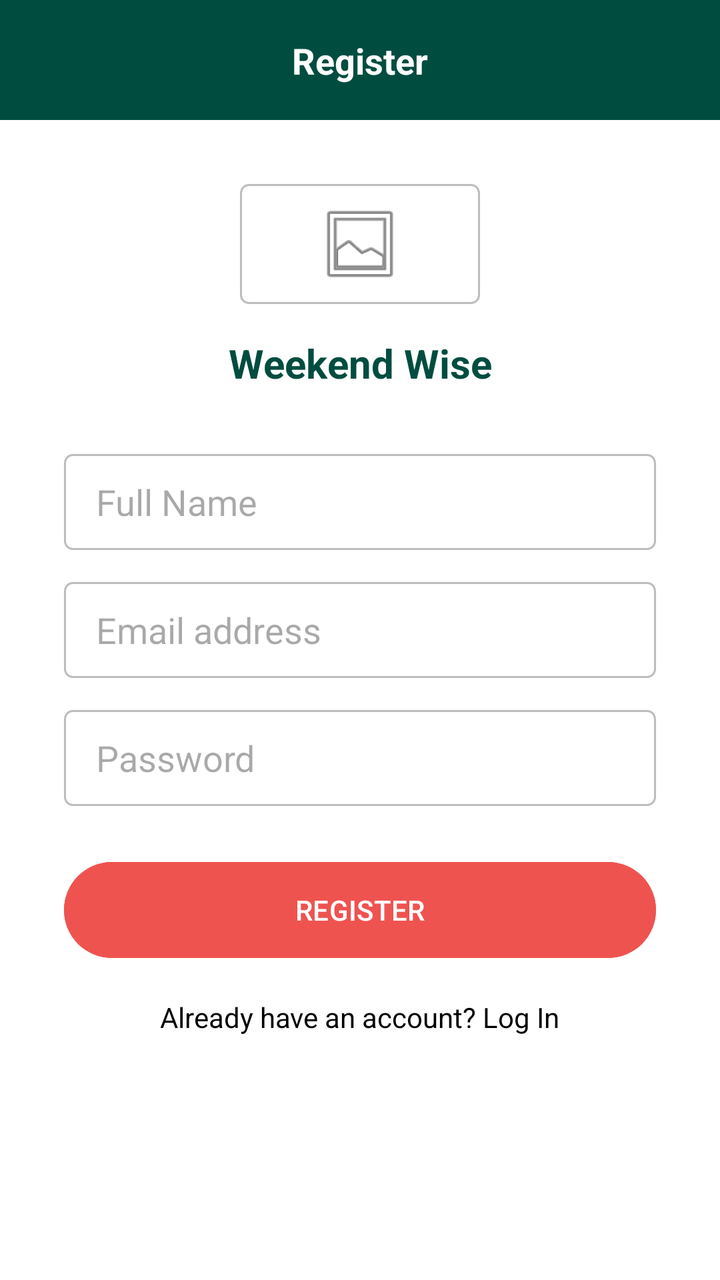
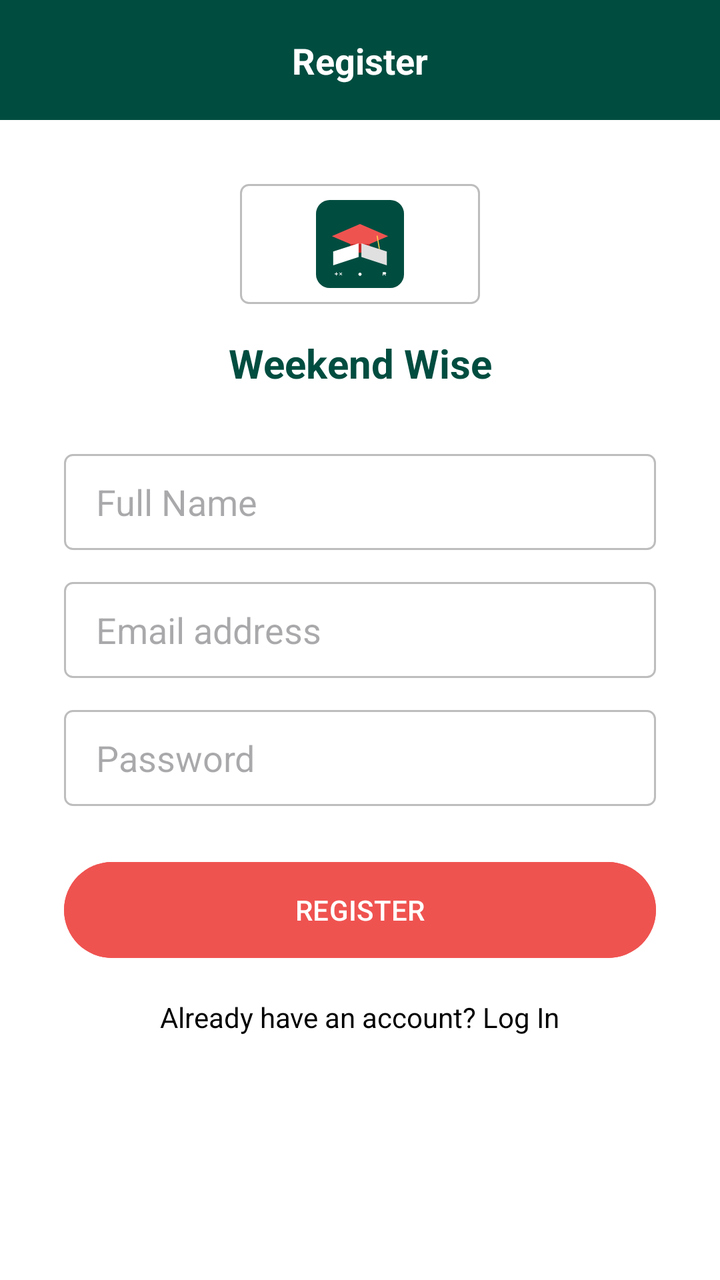

Screens rendered from an Android XML layout before and after an edit, with the pre-edit source and the edit as a unified diff.
<!-- AndroidManifest.xml: application theme Theme.WeekendWize -->
<!-- res/layout/activity_register.xml -->
<?xml version="1.0" encoding="utf-8"?>
<androidx.constraintlayout.widget.ConstraintLayout xmlns:android="http://schemas.android.com/apk/res/android"
    xmlns:app="http://schemas.android.com/apk/res-auto"
    xmlns:tools="http://schemas.android.com/tools"
    android:id="@+id/register_layout"
    android:layout_width="match_parent"
    android:layout_height="match_parent"
    android:background="@color/white"
    tools:context=".RegisterActivity">

    <View
        android:id="@+id/topBar"
        android:layout_width="0dp"
        android:layout_height="60dp"
        android:background="@color/primary_teal"
        app:layout_constraintEnd_toEndOf="parent"
        app:layout_constraintStart_toStartOf="parent"
        app:layout_constraintTop_toTopOf="parent" />

    <TextView
        android:id="@+id/tvRegisterTitle"
        android:layout_width="wrap_content"
        android:layout_height="wrap_content"
        android:text="Register"
        android:textColor="@color/white"
        android:textSize="18sp"
        android:textStyle="bold"
        app:layout_constraintBottom_toBottomOf="@+id/topBar"
        app:layout_constraintEnd_toEndOf="@+id/topBar"
        app:layout_constraintStart_toStartOf="@+id/topBar"
        app:layout_constraintTop_toTopOf="@+id/topBar" />

    <ImageView
        android:id="@+id/ivLogo"
        android:layout_width="120dp"
        android:layout_height="60dp"
        android:layout_marginTop="32dp"
        android:background="@drawable/edit_text_border"
        android:padding="8dp"
        android:src="@android:drawable/ic_menu_gallery"
        app:layout_constraintEnd_toEndOf="parent"
        app:layout_constraintStart_toStartOf="parent"
        app:layout_constraintTop_toBottomOf="@+id/topBar" />

    <TextView
        android:id="@+id/tvBrandName"
        android:layout_width="wrap_content"
        android:layout_height="wrap_content"
        android:layout_marginTop="16dp"
        android:text="@string/weekend_wise"
        android:textColor="@color/primary_teal"
        android:textSize="20sp"
        android:textStyle="bold"
        app:layout_constraintEnd_toEndOf="parent"
        app:layout_constraintStart_toStartOf="parent"
        app:layout_constraintTop_toBottomOf="@+id/ivLogo" />

    <EditText
        android:id="@+id/etFullName"
        android:layout_width="0dp"
        android:layout_height="48dp"
        android:layout_marginStart="32dp"
        android:layout_marginTop="32dp"
        android:layout_marginEnd="32dp"
        android:background="@drawable/edit_text_border"
        android:hint="Full Name"
        android:inputType="textPersonName"
        android:paddingStart="16dp"
        android:paddingEnd="16dp"
        app:layout_constraintEnd_toEndOf="parent"
        app:layout_constraintStart_toStartOf="parent"
        app:layout_constraintTop_toBottomOf="@+id/tvBrandName" />

    <EditText
        android:id="@+id/etEmail"
        android:layout_width="0dp"
        android:layout_height="48dp"
        android:layout_marginStart="32dp"
        android:layout_marginTop="16dp"
        android:layout_marginEnd="32dp"
        android:background="@drawable/edit_text_border"
        android:hint="@string/email_address"
        android:inputType="textEmailAddress"
        android:paddingStart="16dp"
        android:paddingEnd="16dp"
        app:layout_constraintEnd_toEndOf="parent"
        app:layout_constraintStart_toStartOf="parent"
        app:layout_constraintTop_toBottomOf="@+id/etFullName" />

    <EditText
        android:id="@+id/etPassword"
        android:layout_width="0dp"
        android:layout_height="48dp"
        android:layout_marginStart="32dp"
        android:layout_marginTop="16dp"
        android:layout_marginEnd="32dp"
        android:background="@drawable/edit_text_border"
        android:hint="@string/password"
        android:inputType="textPassword"
        android:paddingStart="16dp"
        android:paddingEnd="16dp"
        app:layout_constraintEnd_toEndOf="parent"
        app:layout_constraintStart_toStartOf="parent"
        app:layout_constraintTop_toBottomOf="@+id/etEmail" />

    <Button
        android:id="@+id/btnRegister"
        android:layout_width="0dp"
        android:layout_height="56dp"
        android:layout_marginStart="32dp"
        android:layout_marginTop="24dp"
        android:layout_marginEnd="32dp"
        android:backgroundTint="@color/login_button_red"
        android:text="REGISTER"
        android:textColor="@color/white"
        app:layout_constraintEnd_toEndOf="parent"
        app:layout_constraintStart_toStartOf="parent"
        app:layout_constraintTop_toBottomOf="@+id/etPassword" />

    <TextView
        android:id="@+id/tvLoginLink"
        android:layout_width="wrap_content"
        android:layout_height="wrap_content"
        android:layout_marginTop="16dp"
        android:text="Already have an account? Log In"
        android:textColor="@color/black"
        app:layout_constraintEnd_toEndOf="parent"
        app:layout_constraintStart_toStartOf="parent"
        app:layout_constraintTop_toBottomOf="@+id/btnRegister" />

</androidx.constraintlayout.widget.ConstraintLayout>
<!-- resources referenced by this layout -->
<resources>
  <color name="black">#FF000000</color>
  <color name="login_button_red">#EF5350</color>
  <color name="primary_teal">#004D40</color>
  <color name="white">#FFFFFFFF</color>
  <!-- drawable edit_text_border (drawable) -->
  <?xml version="1.0" encoding="utf-8"?>
  <shape xmlns:android="http://schemas.android.com/apk/res/android">
      <stroke android:width="1dp" android:color="@color/input_field_border" />
      <corners android:radius="4dp" />
      <solid android:color="@color/white" />
  </shape>
  <string name="email_address">Email address</string>
  <string name="password">Password</string>
  <string name="weekend_wise">Weekend Wise</string>
  <style name="Theme.WeekendWize" parent="Base.Theme.WeekendWize" />
  <color name="input_field_border">#BDBDBD</color>
  <style name="Base.Theme.WeekendWize" parent="Theme.Material3.DayNight.NoActionBar">
          
          
      </style>
</resources>

<!-- the commit's change to res/layout/activity_register.xml (unified diff, before → after) -->
@@ -21,7 +21,7 @@
         android:id="@+id/tvRegisterTitle"
         android:layout_width="wrap_content"
         android:layout_height="wrap_content"
-        android:text="Register"
+        android:text="@string/register_title"
         android:textColor="@color/white"
         android:textSize="18sp"
         android:textStyle="bold"
@@ -36,8 +36,9 @@
         android:layout_height="60dp"
         android:layout_marginTop="32dp"
         android:background="@drawable/edit_text_border"
+        android:contentDescription="@string/app_name"
         android:padding="8dp"
-        android:src="@android:drawable/ic_menu_gallery"
+        android:src="@drawable/ic_app_logo"
         app:layout_constraintEnd_toEndOf="parent"
         app:layout_constraintStart_toStartOf="parent"
         app:layout_constraintTop_toBottomOf="@+id/topBar" />
@@ -63,7 +64,7 @@
         android:layout_marginTop="32dp"
         android:layout_marginEnd="32dp"
         android:background="@drawable/edit_text_border"
-        android:hint="Full Name"
+        android:hint="@string/full_name"
         android:inputType="textPersonName"
         android:paddingStart="16dp"
         android:paddingEnd="16dp"
@@ -111,7 +112,7 @@
         android:layout_marginTop="24dp"
         android:layout_marginEnd="32dp"
         android:backgroundTint="@color/login_button_red"
-        android:text="REGISTER"
+        android:text="@string/register_button"
         android:textColor="@color/white"
         app:layout_constraintEnd_toEndOf="parent"
         app:layout_constraintStart_toStartOf="parent"
@@ -122,7 +123,7 @@
         android:layout_width="wrap_content"
         android:layout_height="wrap_content"
         android:layout_marginTop="16dp"
-        android:text="Already have an account? Log In"
+        android:text="@string/already_have_account"
         android:textColor="@color/black"
         app:layout_constraintEnd_toEndOf="parent"
         app:layout_constraintStart_toStartOf="parent"
<!-- resource entries referenced after the edit -->
@@ -11,8 +11,77 @@
       <corners android:radius="4dp" />
       <solid android:color="@color/white" />
   </shape>
+  <!-- drawable ic_app_logo (drawable) -->
+  <vector xmlns:android="http://schemas.android.com/apk/res/android"
+      android:width="256dp"
+      android:height="256dp"
+      android:viewportWidth="256"
+      android:viewportHeight="256">
+      
+      <path
+          android:fillColor="#004D40"
+          android:pathData="M40,0 L216,0 A40,40 0,0 1 256,40 L256,216 A40,40 0,0 1 216,256 L40,256 A40,40 0,0 1 0,216 L0,40 A40,40 0,0 1 40,0 Z" />
+  
+      
+      <path
+          android:fillColor="#EF5350"
+          android:pathData="M128,70 L210,105 L128,140 L46,105 Z" />
+      <path
+          android:fillColor="#C62828"
+          android:pathData="M100,128 L100,148 C100,155 156,155 156,148 L156,128 Z" />
+  
+      
+      <path
+          android:fillColor="#FFD54F"
+          android:pathData="M178,105 L184,140"
+          android:strokeColor="#FFD54F"
+          android:strokeWidth="3"
+          android:strokeLineCap="round"/>
+      <path
+          android:fillColor="#FFD54F"
+          android:pathData="M184,142 A4,4 0,1 1 183.9,142 Z" />
+  
+      
+      <path
+          android:fillColor="#FFFFFF"
+          android:pathData="M50,150 L124,126 L124,166 L50,190 Z" />
+      <path
+          android:fillColor="#E0E0E0"
+          android:pathData="M132,126 L206,150 L206,190 L132,166 Z" />
+  
+      
+      
+      
+      <path
+          android:fillColor="#FFFFFF"
+          android:pathData="M55,215 L63,215 M59,211 L59,219 M69,212 L75,218 M75,212 L69,218"
+          android:strokeColor="#FFFFFF"
+          android:strokeWidth="2"
+          android:strokeLineCap="round" />
+  
+      
+      <path
+          android:fillColor="#FFFFFF"
+          android:pathData="M128,212 A4,4 0,1 0 128,220 A4,4 0,1 0 128,212 Z"
+          android:strokeColor="#FFFFFF"
+          android:strokeWidth="1.5" />
+  
+      
+      <path
+          android:fillColor="#FFFFFF"
+          android:pathData="M195,211 L201,211 C204,211 204,215 201,215 L195,215 L195,219 M195,211 L195,219 M199,215 L202,219"
+          android:strokeColor="#FFFFFF"
+          android:strokeWidth="2"
+          android:strokeLineCap="round"
+          android:strokeLineJoin="round" />
+  </vector>
+  <string name="already_have_account">Already have an account? Log In</string>
+  <string name="app_name">WeekendWize</string>
   <string name="email_address">Email address</string>
+  <string name="full_name">Full Name</string>
   <string name="password">Password</string>
+  <string name="register_button">REGISTER</string>
+  <string name="register_title">Register</string>
   <string name="weekend_wise">Weekend Wise</string>
   <style name="Theme.WeekendWize" parent="Base.Theme.WeekendWize" />
   <color name="input_field_border">#BDBDBD</color>
